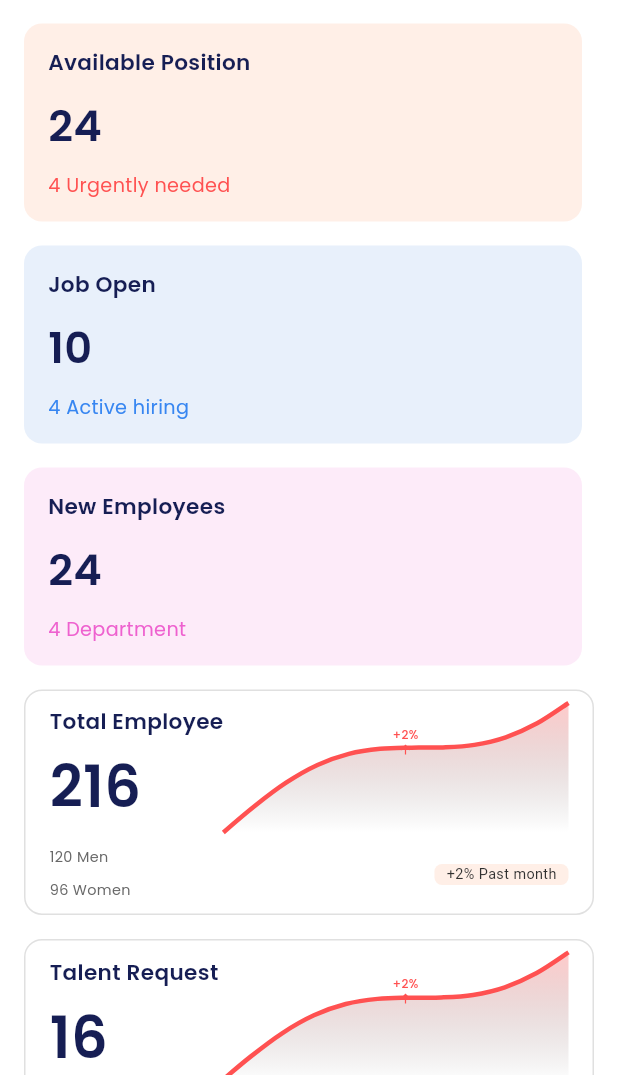
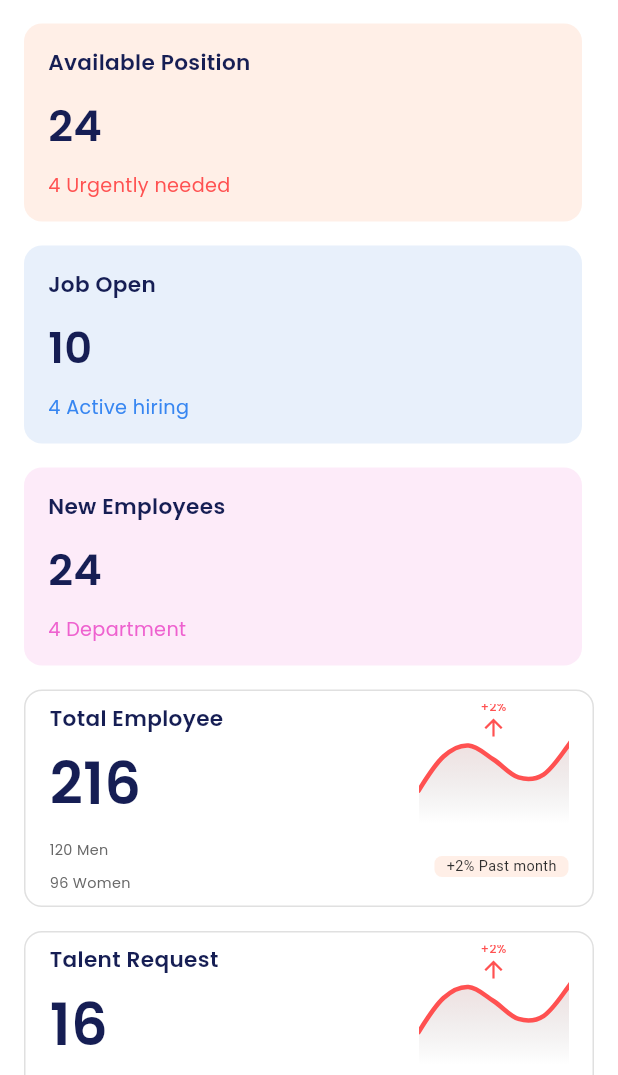
Before and after one commit to amira20nasser/HR-Dashboard, a Flutter app: the screen it shows after launch, on a phone screen of 412 x 824 dp, the part 161-1236 px from its top. Run offline on Flutter 3.47's test engine with Material 3 defaults, Android fonts, the phone set to English and light mode, and no system bars; drawn by our look-alikes of fl_chart; our stand-ins replace device_preview, flutter_bloc, flutter_svg, go_router, google_fonts.

Commit message:
trying to edit the equation in statistics_chart

```diff
--- a/lib/dash/widgets/chart_growth_indicator.dart
+++ b/lib/dash/widgets/chart_growth_indicator.dart
@@ -17,7 +17,7 @@ class ChartGrowthIndicator extends StatelessWidget {
             fontWeight: FontWeight.w500,
           ),
         ),
-        const Icon(Icons.arrow_upward, color: AppColors.primaryColor, size: 10),
+        const Icon(Icons.arrow_upward, color: AppColors.primaryColor, size: 18),
       ],
     );
   }
--- a/lib/dash/widgets/stat_card.dart
+++ b/lib/dash/widgets/stat_card.dart
@@ -34,17 +34,15 @@ class StatisticsCard extends StatelessWidget {
             children: [
               StatisticsInfo(title: title, number: number),
               Flexible(
-                child: AspectRatio(
-                  aspectRatio: 8 / 3,
+                child: SizedBox(
+                  height: 80,
+                  width: 100,
                   child: Stack(
-                    clipBehavior: Clip.none,
+                    alignment: Alignment.topCenter,
+                    clipBehavior: Clip.hardEdge,
                     children: [
-                      const Positioned.fill(child: StatisticsChart()),
-                      const Positioned(
-                        top: 15,
-                        right: 100,
-                        child: ChartGrowthIndicator(),
-                      ),
+                      StatisticsChart(),
+                      const Positioned(top: -4, child: ChartGrowthIndicator()),
                     ],
                   ),
                 ),
--- a/lib/dash/widgets/statistics_chart.dart
+++ b/lib/dash/widgets/statistics_chart.dart
@@ -12,23 +12,29 @@ class StatisticsChart extends StatelessWidget {
   Widget build(BuildContext context) {
     return LineChart(
       LineChartData(
+        minX: 0,
+        maxX: 6,
+        minY: 0,
+        maxY: 4,
         gridData: FlGridData(show: false),
         titlesData: FlTitlesData(show: false),
         borderData: FlBorderData(show: false),
         lineBarsData: [
           LineChartBarData(
-            spots: List.generate(12, (x) {
-              final y = 2 / 4 * x + math.sin(1 / 2 * x);
+            isCurved: true,
+            curveSmoothness: 0.35,
+            color: AppColors.primaryColor,
+            barWidth: 3,
+            isStrokeCapRound: true,
+            spots: List.generate(10, (x) {
+              final y = 1.1 + math.sin(x.toDouble()) + (x * 0.3);
               return FlSpot(x.toDouble(), y);
             }),
-            isCurved: true,
-            color: AppColors.primaryColor,
-            barWidth: 3,
             belowBarData: BarAreaData(
               show: true,
               gradient: LinearGradient(
                 colors: [
-                  AppColors.primaryColor.withValues(alpha: 0.3),
+                  AppColors.primaryColor.withValues(alpha: 0.25),
                   Colors.transparent,
                 ],
                 begin: Alignment.topCenter,
```
